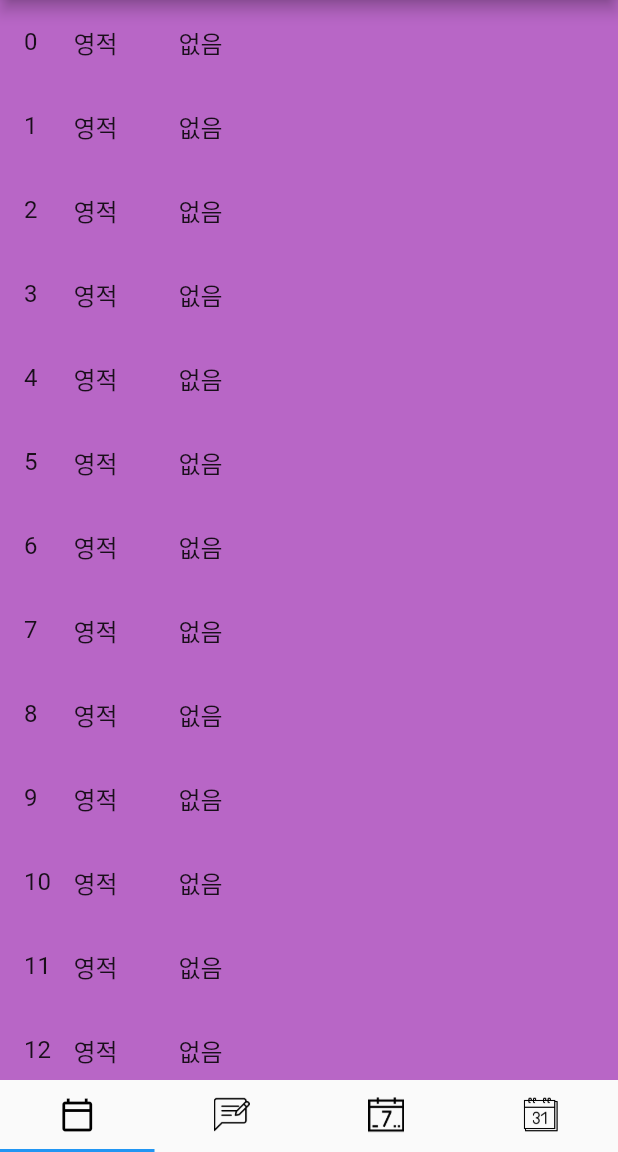
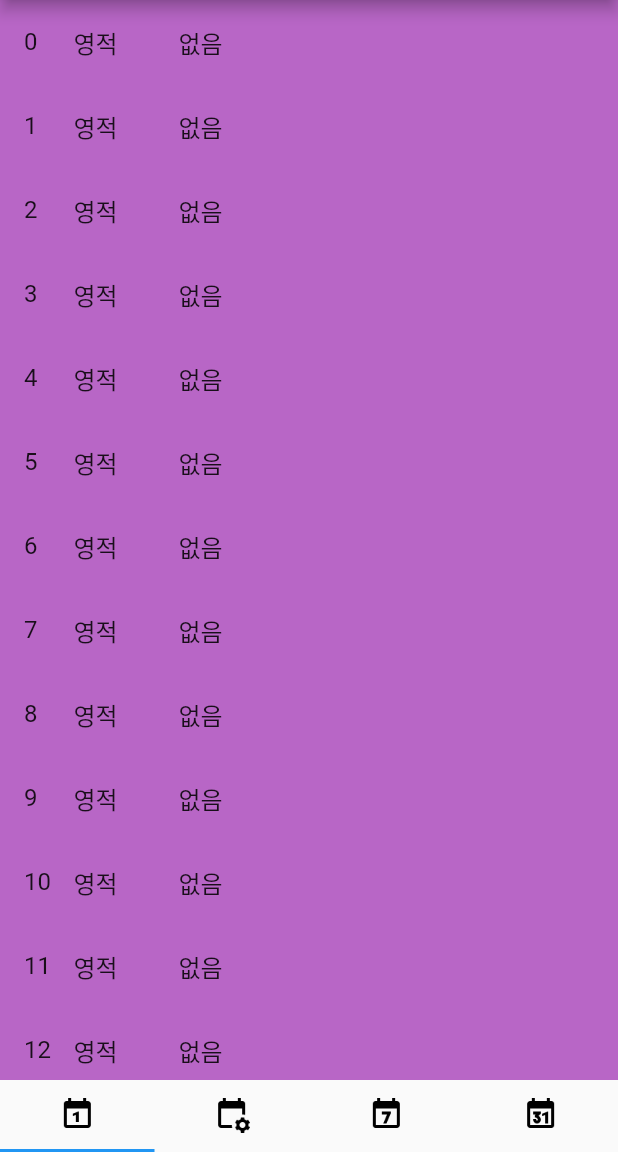
Before and after one commit to dionysus11-source/schedule-app-2021, a Flutter app: the screen it shows after launch, on a phone screen of 412 x 824 dp, the part 84-1236 px from its top. Run offline on Flutter 3.47's test engine with Material 2 defaults, Android fonts, the phone set to English and light mode, and no system bars; our stand-ins replace sqflite; accounts and stored records are empty.

Commit message:
Change Basic Icons

```diff
--- a/lib/main.dart
+++ b/lib/main.dart
@@ -130,8 +130,11 @@ class _MainPage extends State<MainPage> with SingleTickerProviderStateMixin {
       bottomNavigationBar: TabBar(
         tabs: <Tab>[
           Tab(
-            icon: Icon(Icons.calendar_today_outlined, color: Colors.black),
-          ),
+              icon: Image.asset(
+            'repo/images/daily.png',
+            width: 24,
+            height: 24,
+          )),
           Tab(
               icon: Image.asset(
             'repo/images/feedback.png',
--- a/pubspec.yaml
+++ b/pubspec.yaml
@@ -49,6 +49,7 @@ flutter:
     - repo/images/calendar.png
     - repo/images/week.png
     - repo/images/feedback.png
+    - repo/images/daily.png
 
   # To add assets to your application, add an assets section, like this:
   # assets:
```
Also changed, not shown: repo/images/calendar.png, repo/images/daily.png (added), repo/images/feedback.png, repo/images/week.png.
